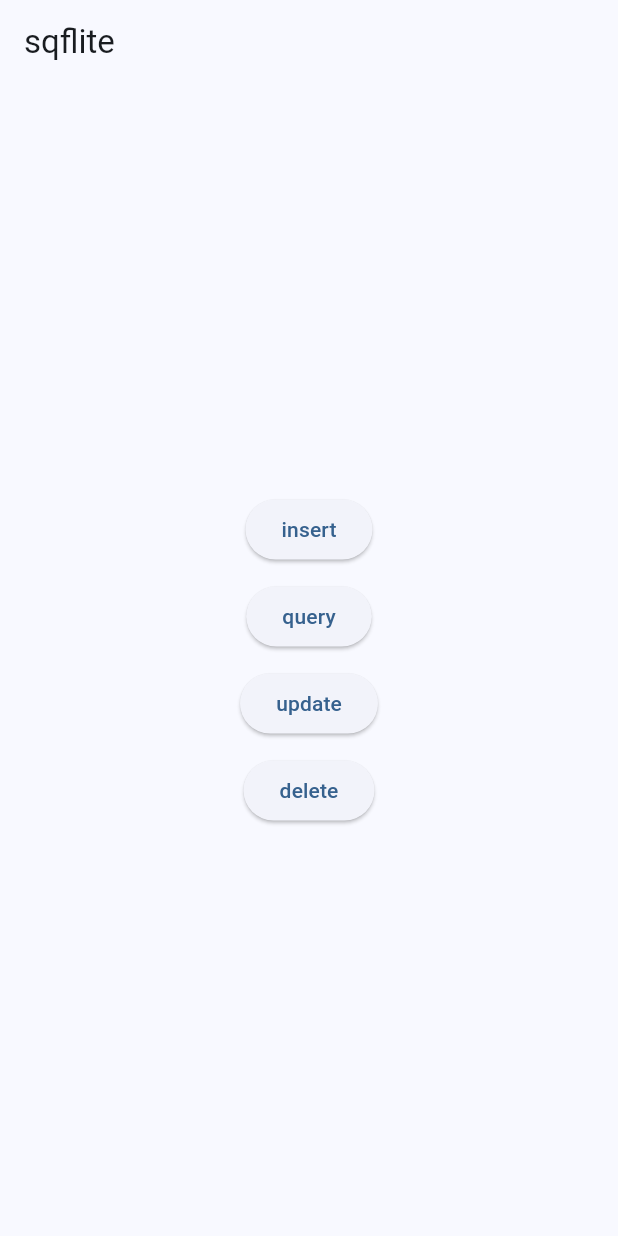
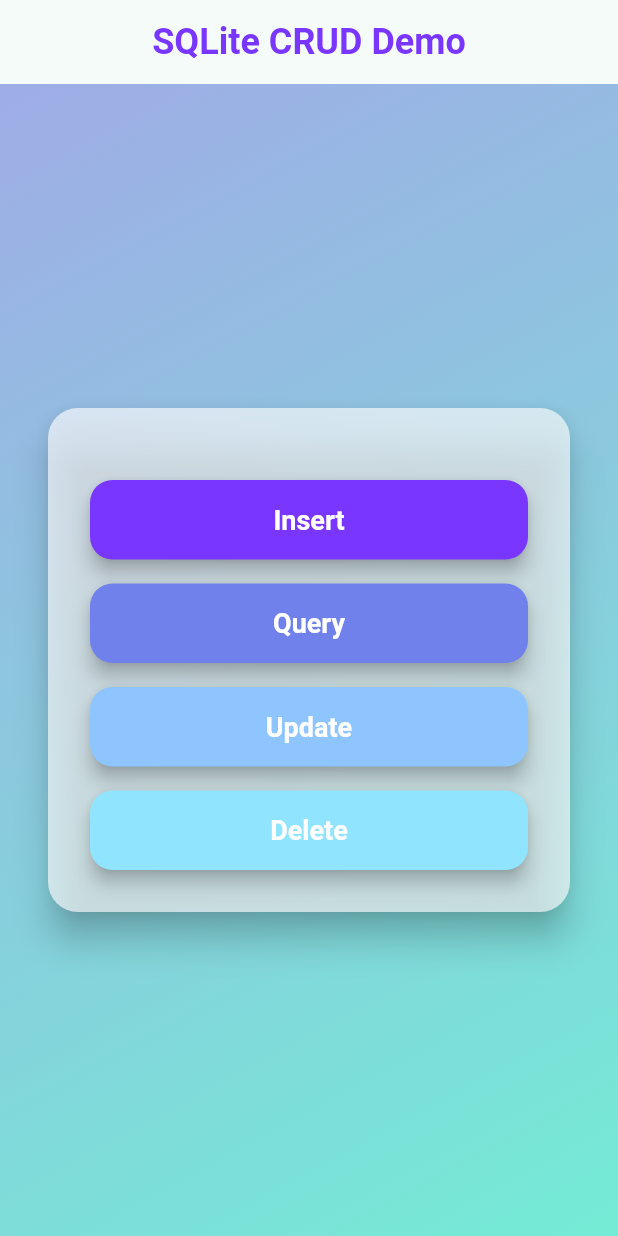
Before and after one commit to itachiispapi/database_app, a Flutter app: the screen it shows after launch, on a phone screen of 412 x 824 dp. Run offline on Flutter 3.47's test engine with Material 3 defaults, Android fonts, the phone set to English and light mode, and no system bars; our stand-ins replace sqflite; accounts and stored records are empty.

Commit message:
finalized code and layout

```diff
--- a/lib/main.dart
+++ b/lib/main.dart
@@ -11,37 +11,94 @@ Future<void> main() async {
 
 class MyApp extends StatelessWidget {
   const MyApp({super.key});
+
   @override
   Widget build(BuildContext context) {
     return MaterialApp(
-      title: 'SQFlite Demo',
       debugShowCheckedModeBanner: false,
-      theme: ThemeData(useMaterial3: true, colorSchemeSeed: Colors.blue),
-      home: const MyHomePage(),
+      title: 'Database Demo',
+      theme: ThemeData(
+        useMaterial3: true,
+        colorSchemeSeed: Colors.teal,
+        brightness: Brightness.light,
+      ),
+      home: const HomePage(),
     );
   }
 }
 
-class MyHomePage extends StatelessWidget {
-  const MyHomePage({super.key});
+class HomePage extends StatelessWidget {
+  const HomePage({super.key});
+
+  static const double buttonSpacing = 16;
 
   @override
   Widget build(BuildContext context) {
     return Scaffold(
-      appBar: AppBar(title: const Text('sqflite')),
-      body: Center(
-        child: Column(
-          mainAxisAlignment: MainAxisAlignment.center,
-          children: <Widget>[
-            ElevatedButton(onPressed: _insert, child: const Text('insert')),
-            const SizedBox(height: 10),
-            ElevatedButton(onPressed: _query, child: const Text('query')),
-            const SizedBox(height: 10),
-            ElevatedButton(onPressed: _update, child: const Text('update')),
-            const SizedBox(height: 10),
-            ElevatedButton(onPressed: _delete, child: const Text('delete')),
-          ],
+      appBar: AppBar(
+        title: const Text('SQLite CRUD Demo'
+            , style: TextStyle(fontWeight: FontWeight.bold, fontSize: 24),
         ),
+        backgroundColor: Colors.transparent,
+        foregroundColor: const Color.fromARGB(255, 121, 54, 255),
+        centerTitle: true,
+        elevation: 0,
+      ),
+      body: Container(
+        decoration: const BoxDecoration(
+          gradient: LinearGradient(
+            colors: [Color(0xFF9FACE6), Color(0xFF74EBD5)],
+            begin: Alignment.topLeft,
+            end: Alignment.bottomRight,
+          ),
+        ),
+        child: Center(
+          child: Card(
+            elevation: 10,
+            color: const Color.fromARGB(165, 255, 255, 255),
+            shape: RoundedRectangleBorder(
+              borderRadius: BorderRadius.circular(20),
+            ),
+            margin: const EdgeInsets.symmetric(horizontal: 32, vertical: 80),
+            child: Padding(
+              padding: const EdgeInsets.all(28.0),
+              child: Column(
+                mainAxisSize: MainAxisSize.min,
+                children: [
+                  const SizedBox(height: 20),
+                  _buildButton(context, 'Insert', const Color.fromARGB(255, 121, 54, 255), _insert),
+                  const SizedBox(height: buttonSpacing),
+                  _buildButton(context, 'Query', const Color.fromARGB(255, 113, 129, 236), _query),
+                  const SizedBox(height: buttonSpacing),
+                  _buildButton(context, 'Update', const Color.fromARGB(255, 142, 197, 255), _update),
+                  const SizedBox(height: buttonSpacing),
+                  _buildButton(context, 'Delete', const Color.fromARGB(255, 145, 228, 254), _delete),
+                ],
+              ),
+            ),
+          ),
+        ),
+      ),
+    );
+  }
+
+  static Widget _buildButton(
+      BuildContext context, String label, Color color, Function() onTap) {
+    return SizedBox(
+      width: double.infinity,
+      child: ElevatedButton(
+        style: ElevatedButton.styleFrom(
+          backgroundColor: color,
+          foregroundColor: Colors.white,
+          padding: const EdgeInsets.symmetric(vertical: 16),
+          textStyle: const TextStyle(fontSize: 18, fontWeight: FontWeight.w600),
+          shape: RoundedRectangleBorder(
+            borderRadius: BorderRadius.circular(15),
+          ),
+          elevation: 5,
+        ),
+        onPressed: onTap,
+        child: Text(label),
       ),
     );
   }
@@ -52,18 +109,30 @@ class MyHomePage extends StatelessWidget {
       DatabaseHelper.columnAge: 23,
     };
     final id = await dbHelper.insert(row);
-    debugPrint('inserted row id: $id');
+    debugPrint('Inserted row id: $id');
   }
 
   static void _query() async {
-    final allRows = await dbHelper.queryAllRows();
-    debugPrint('query all rows:');
-    for (final row in allRows) {
+    final rows = await dbHelper.queryAllRows();
+    debugPrint('All rows:');
+    for (final row in rows) {
       debugPrint(row.toString());
     }
   }
 
-// will update later
-  static void _update() async {}
-  static void _delete() async {}
+  static void _update() async {
+    final row = {
+      DatabaseHelper.columnId: 1,
+      DatabaseHelper.columnName: 'Padme Amidala',
+      DatabaseHelper.columnAge: 32,
+    };
+    final updated = await dbHelper.update(row);
+    debugPrint('Updated $updated row(s)');
+  }
+
+  static void _delete() async {
+    final id = await dbHelper.queryRowCount();
+    final deleted = await dbHelper.delete(id);
+    debugPrint('Deleted $deleted row(s) with id $id');
+  }
 }
```
